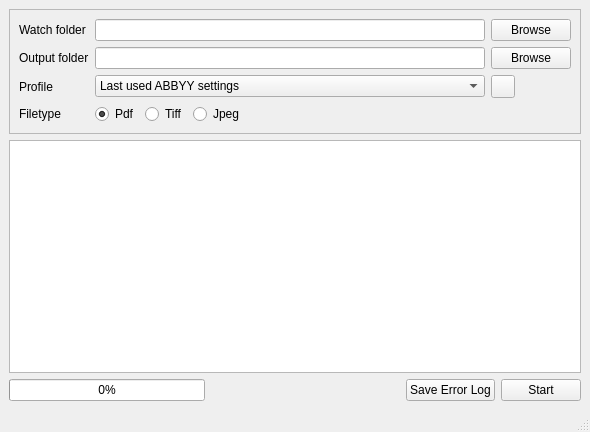
Old version of the form ui/mainwindow.ui in the repository se0siris/abbyy-automator.
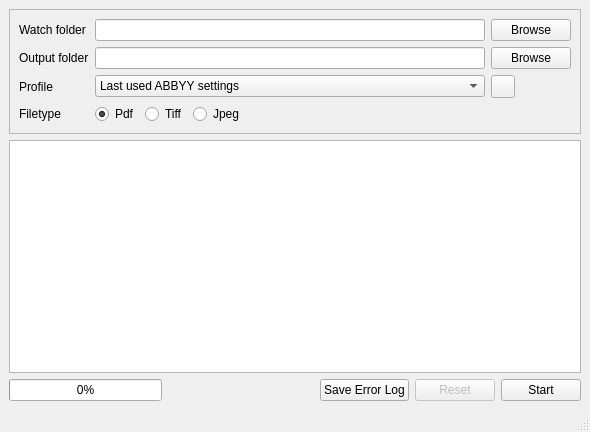
New version of the form. Icons and pictures are not drawn. Custom widgets are drawn as their Qt base class.

Commit message: Added reset button to cancel folder watches and reset paths. Inputs are now disabled once the start button has been pressed until reset is triggered. Closes #3.

What changed in the file:
```diff
--- a/ui/mainwindow.ui
+++ b/ui/mainwindow.ui
@@ -229,6 +229,22 @@
         </property>
        </widget>
       </item>
+      <item>
+       <widget class="QPushButton" name="button_reset">
+        <property name="enabled">
+         <bool>false</bool>
+        </property>
+        <property name="text">
+         <string>Reset</string>
+        </property>
+        <property name="checkable">
+         <bool>false</bool>
+        </property>
+        <property name="checked">
+         <bool>false</bool>
+        </property>
+       </widget>
+      </item>
       <item>
        <widget class="QPushButton" name="button_start">
         <property name="text">
```
Left out of the diff: 17 changed lines with no effect on the pictures. The commit also changes 4 other files.
